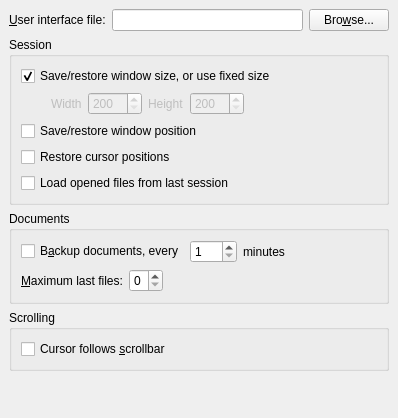
Old version of the form src/frontends/qt4/ui/PrefUi.ui in the repository cburschka/lyx.
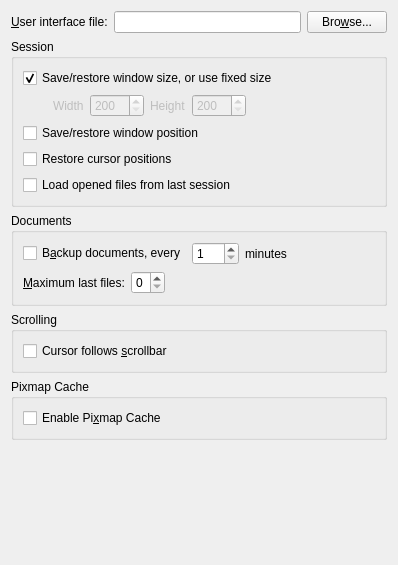
New version of the form.

Commit message: * src/LyXRC.{cpp,h}: 	- new RC_USE_PIXMAP_CACHE * src/frontends/qt4/GuiPainter.{cpp,h}: 	- use rc.use_pixmap_cache * src/frontends/qt4/GuiPrefs.cpp: * src/frontends/qt4/ui/QPref.ui: 	- implement rc.use_pixmap_cache

Patch:
```diff
--- a/src/frontends/qt4/ui/PrefUi.ui
+++ b/src/frontends/qt4/ui/PrefUi.ui
@@ -6,13 +6,11 @@
     <x>0</x>
     <y>0</y>
     <width>398</width>
-    <height>418</height>
+    <height>565</height>
    </rect>
   </property>
   <property name="sizePolicy" >
-   <sizepolicy>
-    <hsizetype>1</hsizetype>
-    <vsizetype>1</vsizetype>
+   <sizepolicy vsizetype="Minimum" hsizetype="Minimum" >
     <horstretch>0</horstretch>
     <verstretch>0</verstretch>
    </sizepolicy>
@@ -21,148 +19,6 @@
    <string/>
   </property>
   <layout class="QGridLayout" >
-   <property name="margin" >
-    <number>9</number>
-   </property>
-   <property name="spacing" >
-    <number>6</number>
-   </property>
-   <item row="5" column="1" >
-    <spacer>
-     <property name="orientation" >
-      <enum>Qt::Vertical</enum>
-     </property>
-     <property name="sizeHint" >
-      <size>
-       <width>20</width>
-       <height>40</height>
-      </size>
-     </property>
-    </spacer>
-   </item>
-   <item row="4" column="0" colspan="3" >
-    <widget class="QGroupBox" name="scrollGB" >
-     <property name="title" >
-      <string>Scrolling</string>
-     </property>
-     <property name="alignment" >
-      <set>Qt::AlignLeading|Qt::AlignLeft|Qt::AlignTop</set>
-     </property>
-     <property name="flat" >
-      <bool>true</bool>
-     </property>
-     <layout class="QGridLayout" >
-      <property name="margin" >
-       <number>9</number>
-      </property>
-      <property name="spacing" >
-       <number>6</number>
-      </property>
-      <item row="0" column="0" >
-       <widget class="QCheckBox" name="cursorFollowsCB" >
-        <property name="text" >
-         <string>Cursor follows &amp;scrollbar</string>
-        </property>
-       </widget>
-      </item>
-     </layout>
-    </widget>
-   </item>
-   <item row="3" column="0" colspan="3" >
-    <widget class="QGroupBox" name="documentsGB" >
-     <property name="title" >
-      <string>Documents</string>
-     </property>
-     <property name="flat" >
-      <bool>true</bool>
-     </property>
-     <layout class="QGridLayout" >
-      <property name="margin" >
-       <number>9</number>
-      </property>
-      <property name="spacing" >
-       <number>6</number>
-      </property>
-      <item row="0" column="1" >
-       <widget class="QSpinBox" name="autoSaveSB" >
-        <property name="maximum" >
-         <number>300</number>
-        </property>
-        <property name="minimum" >
-         <number>1</number>
-        </property>
-       </widget>
-      </item>
-      <item row="0" column="0" >
-       <widget class="QCheckBox" name="autoSaveCB" >
-        <property name="text" >
-         <string>B&amp;ackup documents, every</string>
-        </property>
-       </widget>
-      </item>
-      <item row="0" column="2" >
-       <widget class="QLabel" name="TextLabel1" >
-        <property name="text" >
-         <string>minutes</string>
-        </property>
-       </widget>
-      </item>
-      <item row="0" column="3" >
-       <spacer>
-        <property name="orientation" >
-         <enum>Qt::Horizontal</enum>
-        </property>
-        <property name="sizeHint" >
-         <size>
-          <width>40</width>
-          <height>20</height>
-         </size>
-        </property>
-       </spacer>
-      </item>
-      <item row="1" column="0" colspan="4" >
-       <layout class="QHBoxLayout" >
-        <property name="margin" >
-         <number>0</number>
-        </property>
-        <property name="spacing" >
-         <number>6</number>
-        </property>
-        <item>
-         <widget class="QLabel" name="lastfilesLA" >
-          <property name="text" >
-           <string>&amp;Maximum last files:</string>
-          </property>
-          <property name="buddy" >
-           <cstring>lastfilesSB</cstring>
-          </property>
-         </widget>
-        </item>
-        <item>
-         <widget class="QSpinBox" name="lastfilesSB" >
-          <property name="maximum" >
-           <number>9</number>
-          </property>
-         </widget>
-        </item>
-        <item>
-         <spacer>
-          <property name="orientation" >
-           <enum>Qt::Horizontal</enum>
-          </property>
-          <property name="sizeHint" >
-           <size>
-            <width>40</width>
-            <height>20</height>
-           </size>
-          </property>
-         </spacer>
-        </item>
-       </layout>
-      </item>
-     </layout>
-    </widget>
-   </item>
    <item row="0" column="0" >
     <widget class="QLabel" name="uiFileLA" >
      <property name="text" >
@@ -183,12 +39,10 @@
      </property>
     </widget>
    </item>
-   <item row="2" column="0" colspan="3" >
+   <item row="1" column="0" colspan="3" >
     <widget class="QGroupBox" name="GeometryGB" >
      <property name="sizePolicy" >
-      <sizepolicy>
-       <hsizetype>5</hsizetype>
-       <vsizetype>5</vsizetype>
+      <sizepolicy vsizetype="Preferred" hsizetype="Preferred" >
        <horstretch>0</horstretch>
        <verstretch>0</verstretch>
       </sizepolicy>
@@ -200,10 +54,22 @@
       <bool>true</bool>
      </property>
      <layout class="QGridLayout" >
-      <property name="margin" >
+      <property name="leftMargin" >
        <number>9</number>
       </property>
-      <property name="spacing" >
+      <property name="topMargin" >
+       <number>9</number>
+      </property>
+      <property name="rightMargin" >
+       <number>9</number>
+      </property>
+      <property name="bottomMargin" >
+       <number>9</number>
+      </property>
+      <property name="horizontalSpacing" >
+       <number>6</number>
+      </property>
+      <property name="verticalSpacing" >
        <number>6</number>
       </property>
       <item row="0" column="0" colspan="2" >
@@ -258,12 +124,21 @@
       </item>
       <item row="1" column="0" >
        <layout class="QHBoxLayout" >
-        <property name="margin" >
-         <number>0</number>
-        </property>
         <property name="spacing" >
          <number>6</number>
         </property>
+        <property name="leftMargin" >
+         <number>0</number>
+        </property>
+        <property name="topMargin" >
+         <number>0</number>
+        </property>
+        <property name="rightMargin" >
+         <number>0</number>
+        </property>
+        <property name="bottomMargin" >
+         <number>0</number>
+        </property>
         <item>
          <spacer>
           <property name="orientation" >
@@ -353,6 +228,221 @@
      </layout>
     </widget>
    </item>
+   <item row="2" column="0" colspan="3" >
+    <widget class="QGroupBox" name="documentsGB" >
+     <property name="title" >
+      <string>Documents</string>
+     </property>
+     <property name="flat" >
+      <bool>true</bool>
+     </property>
+     <layout class="QGridLayout" >
+      <property name="leftMargin" >
+       <number>9</number>
+      </property>
+      <property name="topMargin" >
+       <number>9</number>
+      </property>
+      <property name="rightMargin" >
+       <number>9</number>
+      </property>
+      <property name="bottomMargin" >
+       <number>9</number>
+      </property>
+      <property name="horizontalSpacing" >
+       <number>6</number>
+      </property>
+      <property name="verticalSpacing" >
+       <number>6</number>
+      </property>
+      <item row="0" column="1" >
+       <widget class="QSpinBox" name="autoSaveSB" >
+        <property name="minimum" >
+         <number>1</number>
+        </property>
+        <property name="maximum" >
+         <number>300</number>
+        </property>
+       </widget>
+      </item>
+      <item row="0" column="0" >
+       <widget class="QCheckBox" name="autoSaveCB" >
+        <property name="text" >
+         <string>B&amp;ackup documents, every</string>
+        </property>
+       </widget>
+      </item>
+      <item row="0" column="2" >
+       <widget class="QLabel" name="TextLabel1" >
+        <property name="text" >
+         <string>minutes</string>
+        </property>
+       </widget>
+      </item>
+      <item row="0" column="3" >
+       <spacer>
+        <property name="orientation" >
+         <enum>Qt::Horizontal</enum>
+        </property>
+        <property name="sizeHint" >
+         <size>
+          <width>40</width>
+          <height>20</height>
+         </size>
+        </property>
+       </spacer>
+      </item>
+      <item row="1" column="0" colspan="4" >
+       <layout class="QHBoxLayout" >
+        <property name="spacing" >
+         <number>6</number>
+        </property>
+        <property name="leftMargin" >
+         <number>0</number>
+        </property>
+        <property name="topMargin" >
+         <number>0</number>
+        </property>
+        <property name="rightMargin" >
+         <number>0</number>
+        </property>
+        <property name="bottomMargin" >
+         <number>0</number>
+        </property>
+        <item>
+         <widget class="QLabel" name="lastfilesLA" >
+          <property name="text" >
+           <string>&amp;Maximum last files:</string>
+          </property>
+          <property name="buddy" >
+           <cstring>lastfilesSB</cstring>
+          </property>
+         </widget>
+        </item>
+        <item>
+         <widget class="QSpinBox" name="lastfilesSB" >
+          <property name="maximum" >
+           <number>9</number>
+          </property>
+         </widget>
+        </item>
+        <item>
+         <spacer>
+          <property name="orientation" >
+           <enum>Qt::Horizontal</enum>
+          </property>
+          <property name="sizeHint" >
+           <size>
+            <width>40</width>
+            <height>20</height>
+           </size>
+          </property>
+         </spacer>
+        </item>
+       </layout>
+      </item>
+     </layout>
+    </widget>
+   </item>
+   <item row="3" column="0" colspan="3" >
+    <widget class="QGroupBox" name="scrollGB" >
+     <property name="title" >
+      <string>Scrolling</string>
+     </property>
+     <property name="alignment" >
+      <set>Qt::AlignLeading|Qt::AlignLeft|Qt::AlignTop</set>
+     </property>
+     <property name="flat" >
+      <bool>true</bool>
+     </property>
+     <layout class="QGridLayout" >
+      <property name="leftMargin" >
+       <number>9</number>
+      </property>
+      <property name="topMargin" >
+       <number>9</number>
+      </property>
+      <property name="rightMargin" >
+       <number>9</number>
+      </property>
+      <property name="bottomMargin" >
+       <number>9</number>
+      </property>
+      <property name="horizontalSpacing" >
+       <number>6</number>
+      </property>
+      <property name="verticalSpacing" >
+       <number>6</number>
+      </property>
+      <item row="0" column="0" >
+       <widget class="QCheckBox" name="cursorFollowsCB" >
+        <property name="text" >
+         <string>Cursor follows &amp;scrollbar</string>
+        </property>
+       </widget>
+      </item>
+     </layout>
+    </widget>
+   </item>
+   <item row="4" column="0" colspan="3" >
+    <widget class="QGroupBox" name="pixmapCacheGB" >
+     <property name="title" >
+      <string>Pixmap Cache</string>
+     </property>
+     <property name="alignment" >
+      <set>Qt::AlignLeading|Qt::AlignLeft|Qt::AlignTop</set>
+     </property>
+     <property name="flat" >
+      <bool>true</bool>
+     </property>
+     <layout class="QGridLayout" >
+      <property name="leftMargin" >
+       <number>9</number>
+      </property>
+      <property name="topMargin" >
+       <number>9</number>
+      </property>
+      <property name="rightMargin" >
+       <number>9</number>
+      </property>
+      <property name="bottomMargin" >
+       <number>9</number>
+      </property>
+      <property name="horizontalSpacing" >
+       <number>6</number>
+      </property>
+      <property name="verticalSpacing" >
+       <number>6</number>
+      </property>
+      <item row="0" column="0" >
+       <widget class="QCheckBox" name="pixmapCacheCB" >
+        <property name="toolTip" >
+         <string>&lt;html>&lt;head>&lt;meta name="qrichtext" content="1" />&lt;style type="text/css">
+p, li { white-space: pre-wrap; }
+&lt;/style>&lt;/head>&lt;body style=" font-family:'Sans Serif'; font-size:9pt; font-weight:400; font-style:normal;">
+&lt;p style=" margin-top:0px; margin-bottom:0px; margin-left:0px; margin-right:0px; -qt-block-indent:0; text-indent:0px;">Checking this improves performance, but might decrease the on-screen quality of fonts.&lt;/p>&lt;/body>&lt;/html></string>
+        </property>
+        <property name="text" >
+         <string>Enable Pi&amp;xmap Cache</string>
+        </property>
+       </widget>
+      </item>
+     </layout>
+    </widget>
+   </item>
+   <item row="5" column="1" >
+    <spacer>
+     <property name="orientation" >
+      <enum>Qt::Vertical</enum>
+     </property>
+     <property name="sizeHint" >
+      <size>
+       <width>20</width>
+       <height>40</height>
+      </size>
+     </property>
+    </spacer>
+   </item>
   </layout>
  </widget>
  <tabstops>
```
Left out of the diff: 12 changed lines with no effect on the pictures. The commit also changes 5 other files.
